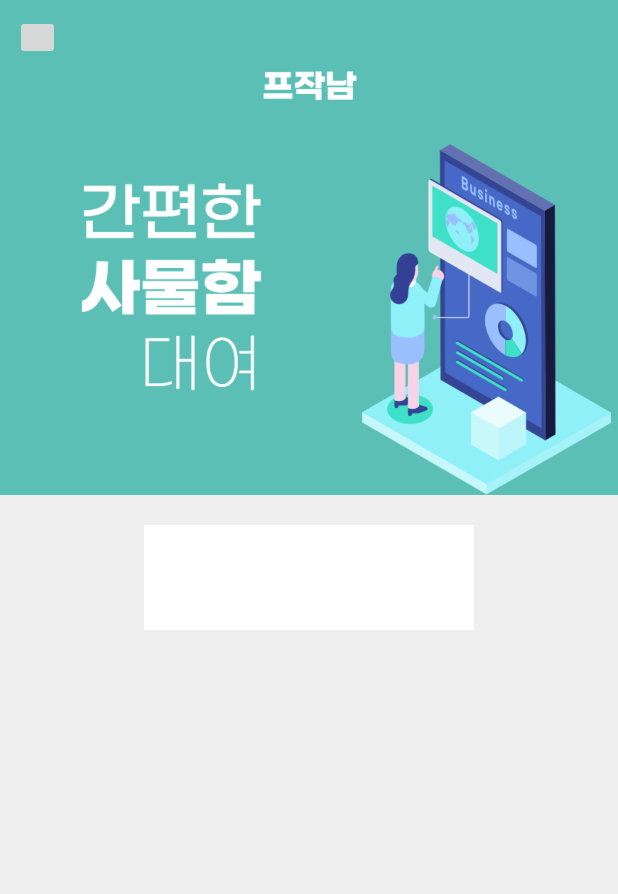
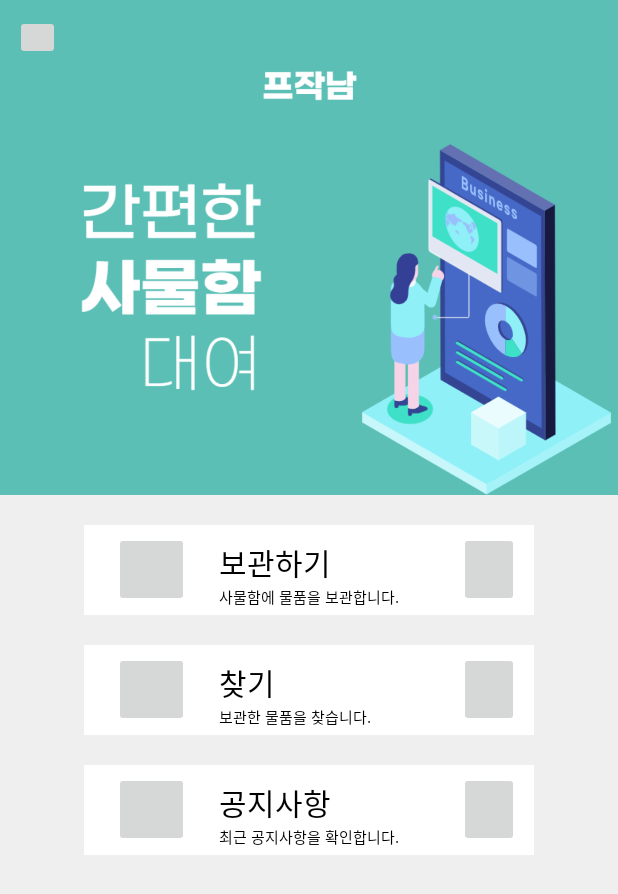
Before and after one commit to tmdngk0314/ProjectNam, an Android app: the SelectActivity screen opened directly, with no data from a screen before it, on a phone screen of 412 x 824 dp. Shown: the top 894 px of the screen. Run offline under Robolectric (Android 15) with nearby library versions, the phone set to English and light mode, and no system bars.

Commit message:
선택 화면 xml 코딩 추가

```diff
--- a/app/src/main/res/layout/activity_select.xml
+++ b/app/src/main/res/layout/activity_select.xml
@@ -25,17 +25,153 @@
         android:layout_weight="2"
         android:background="#efefef"
         >
+
         <RelativeLayout
-            android:layout_width="220dp"
-            android:layout_height="70dp"
+            android:layout_width="300dp"
+            android:layout_height="60dp"
+            android:layout_centerHorizontal="true"
+            android:layout_marginTop="20dp"
+            android:background="#ffffff"
+            android:id="@+id/firstRela">
+
+            <ImageButton
+                android:id="@+id/storeimg"
+                android:layout_width="50dp"
+                android:layout_height="50dp"
+                android:layout_centerVertical="true"
+                android:layout_marginLeft="20dp" />
+
+            <LinearLayout
+                android:id="@+id/storeLinear"
+                android:layout_width="160dp"
+                android:layout_height="60dp"
+                android:layout_marginLeft="20dp"
+                android:layout_toRightOf="@+id/storeimg"
+                android:orientation="vertical">
+
+                <TextView
+                    android:layout_width="wrap_content"
+                    android:layout_height="wrap_content"
+                    android:layout_marginTop="10dp"
+                    android:text="보관하기"
+                    android:textColor="#000000"
+                    android:textSize="20dp" />
+
+                <TextView
+                    android:layout_width="wrap_content"
+                    android:layout_height="wrap_content"
+                    android:text="사물함에 물품을 보관합니다."
+                    android:textColor="#000000"
+                    android:textSize="10dp" />
+            </LinearLayout>
+            <ImageButton
+                android:layout_width="40dp"
+                android:layout_height="50dp"
+                android:layout_toRightOf="@+id/storeLinear"
+                android:layout_centerVertical="true"/>
+
+        </RelativeLayout>
+
+        <RelativeLayout
+            android:id="@+id/secondRela"
+            android:layout_width="300dp"
+            android:layout_height="60dp"
+            android:layout_below="@+id/firstRela"
             android:layout_centerHorizontal="true"
             android:layout_marginTop="20dp"
             android:background="#ffffff">
 
+            <ImageButton
+                android:id="@+id/searchimg"
+                android:layout_width="50dp"
+                android:layout_height="50dp"
+                android:layout_centerVertical="true"
+                android:layout_marginLeft="20dp" />
+
+            <LinearLayout
+                android:id="@+id/searchLinear"
+                android:layout_width="160dp"
+                android:layout_height="60dp"
+                android:layout_marginLeft="20dp"
+                android:layout_toRightOf="@+id/searchimg"
+                android:orientation="vertical">
+
+                <TextView
+                    android:layout_width="wrap_content"
+                    android:layout_height="wrap_content"
+                    android:layout_marginTop="10dp"
+                    android:text="찾기"
+                    android:textColor="#000000"
+                    android:textSize="20dp" />
+
+                <TextView
+                    android:layout_width="wrap_content"
+                    android:layout_height="wrap_content"
+                    android:text="보관한 물품을 찾습니다."
+                    android:textColor="#000000"
+                    android:textSize="10dp" />
+            </LinearLayout>
+
+            <ImageButton
+                android:layout_width="40dp"
+                android:layout_height="50dp"
+                android:layout_centerVertical="true"
+                android:layout_toRightOf="@+id/searchLinear" />
+
         </RelativeLayout>
-    </RelativeLayout>
+
+        <RelativeLayout
+            android:id="@+id/thirdRela"
+            android:layout_width="300dp"
+            android:layout_height="60dp"
+            android:layout_below="@+id/secondRela"
+            android:layout_centerHorizontal="true"
+            android:layout_marginTop="20dp"
+            android:background="#ffffff">
+
+            <ImageButton
+                android:id="@+id/noticeimg"
+                android:layout_width="50dp"
+                android:layout_height="50dp"
+                android:layout_centerVertical="true"
+                android:layout_marginLeft="20dp" />
+
+            <LinearLayout
+                android:id="@+id/noticeLinear"
+                android:layout_width="160dp"
+                android:layout_height="60dp"
+                android:layout_marginLeft="20dp"
+                android:layout_toRightOf="@+id/noticeimg"
+                android:orientation="vertical">
+
+                <TextView
+                    android:layout_width="wrap_content"
+                    android:layout_height="wrap_content"
+                    android:layout_marginTop="10dp"
+                    android:text="공지사항"
+                    android:textColor="#000000"
+                    android:textSize="20dp" />
+
+                <TextView
+                    android:layout_width="wrap_content"
+                    android:layout_height="wrap_content"
+                    android:text="최근 공지사항을 확인합니다."
+                    android:textColor="#000000"
+                    android:textSize="10dp" />
+            </LinearLayout>
+
+            <ImageButton
+                android:layout_width="40dp"
+                android:layout_height="50dp"
+                android:layout_centerVertical="true"
+                android:layout_toRightOf="@+id/noticeLinear" />
+
+        </RelativeLayout>
 
 
 
 
+
+
+    </RelativeLayout>
 </LinearLayout>
```
